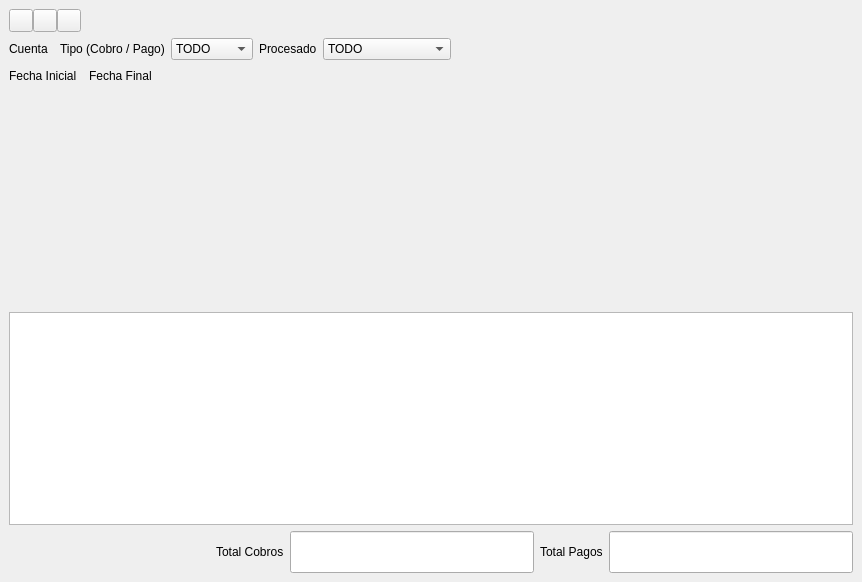
Above: bulmages/bulmacont/src/pluginregistroiva/cobropagobase.ui from eboladev/Bulmages-1 before the change. Below: the same form after it.
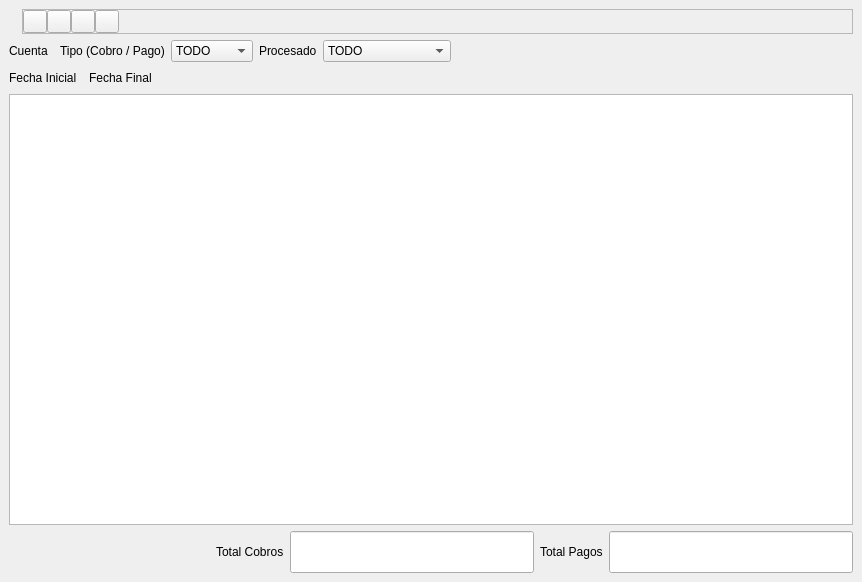
That is the form after the change. Icons and pictures are not drawn. Custom widgets are drawn as their Qt base class.

```diff
--- a/bulmages/bulmacont/src/pluginregistroiva/cobropagobase.ui
+++ b/bulmages/bulmacont/src/pluginregistroiva/cobropagobase.ui
@@ -31,6 +31,31 @@
       <number>0</number>
      </property>
      <property name="spacing" >
+      <number>6</number>
+     </property>
+     <item>
+      <widget class="QLabel" name="label" >
+       <property name="text" >
+        <string/>
+       </property>
+       <property name="pixmap" >
+        <pixmap resource="../../../bulmages.qrc" >:/Bulmafact48x48/images/png/48x48/i_bulmages_bancos_listado.48x48.png</pixmap>
+       </property>
+      </widget>
+     </item>
+     <item>
+      <widget class="QFrame" name="frame" >
+       <property name="frameShape" >
+        <enum>QFrame::StyledPanel</enum>
+       </property>
+       <property name="frameShadow" >
+        <enum>QFrame::Raised</enum>
+       </property>
+       <layout class="QHBoxLayout" >
+        <property name="margin" >
+         <number>0</number>
+        </property>
+        <property name="spacing" >
       <number>0</number>
      </property>
      <item>
@@ -75,6 +100,19 @@
        </property>
       </widget>
      </item>
+        <item>
+         <widget class="QToolButton" name="mui_actualizar" >
+          <property name="toolTip" >
+           <string>Actualizar</string>
+          </property>
+          <property name="text" >
+           <string/>
+          </property>
+          <property name="icon" >
+           <iconset resource="../../../bulmages.qrc" >:/Genericos32x32/images/pendientes/i_reload.png</iconset>
+          </property>
+         </widget>
+        </item>
      <item>
       <spacer>
        <property name="orientation" >
@@ -85,13 +123,16 @@
        </property>
        <property name="sizeHint" >
         <size>
-         <width>672</width>
+            <width>711</width>
          <height>21</height>
         </size>
        </property>
       </spacer>
      </item>
     </layout>
+      </widget>
+     </item>
+    </layout>
    </item>
    <item>
     <layout class="QHBoxLayout" >
@@ -227,18 +268,6 @@
      </item>
     </layout>
    </item>
-   <item>
-    <widget class="ListLinPrevCobroView" name="m_listprevcobro" >
-     <property name="sizePolicy" >
-      <sizepolicy>
-       <hsizetype>5</hsizetype>
-       <vsizetype>7</vsizetype>
-       <horstretch>0</horstretch>
-       <verstretch>0</verstretch>
-      </sizepolicy>
-     </property>
-    </widget>
-   </item>
    <item>
     <widget class="SubForm2Bc" name="mui_listado" />
    </item>
@@ -349,13 +378,6 @@
    <container>0</container>
    <pixmap></pixmap>
   </customwidget>
-  <customwidget>
-   <class>ListLinPrevCobroView</class>
-   <extends></extends>
-   <header>listlinprevcobroview.h</header>
-   <container>0</container>
-   <pixmap></pixmap>
-  </customwidget>
   <customwidget>
    <class>BusquedaFecha</class>
    <extends></extends>
```
Lines whose indentation alone changed are shown as unchanged.
